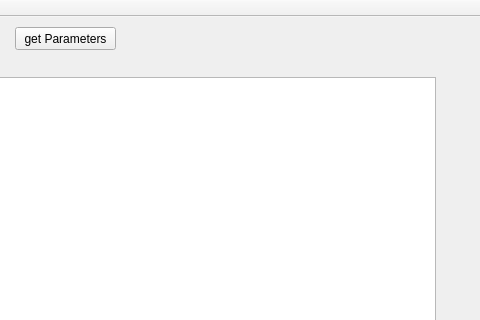
This is application/GUI/SC2KGUI/mainwindow.ui in leodido99/srdb_manager as Qt 5 draws it before an edit; both pictures show x 265 to 745 and y 0 to 320 of the 897 by 633 pixel window. The edited form follows.
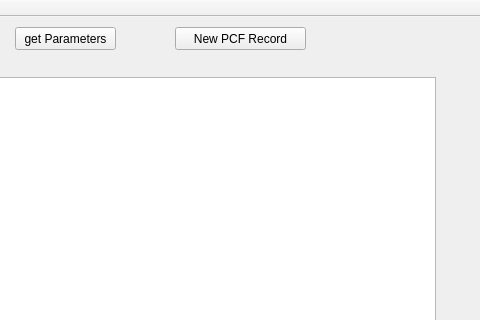
This is the edited form.

Commit message: record PCF dialog

```diff
--- a/application/GUI/SC2KGUI/mainwindow.ui
+++ b/application/GUI/SC2KGUI/mainwindow.ui
@@ -73,6 +73,19 @@
      </rect>
     </property>
    </widget>
+   <widget class="QPushButton" name="btnNewPCFRec">
+    <property name="geometry">
+     <rect>
+      <x>440</x>
+      <y>10</y>
+      <width>131</width>
+      <height>23</height>
+     </rect>
+    </property>
+    <property name="text">
+     <string>New PCF Record</string>
+    </property>
+   </widget>
   </widget>
   <widget class="QMenuBar" name="menuBar">
    <property name="geometry">
```
The commit also changes 7 other files.
